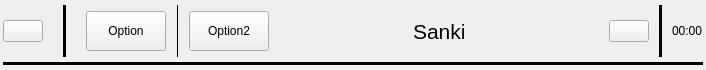
Before: the Qt Designer form components/statusBarC.ui in Szybet/sanki, drawn with Qt 5.
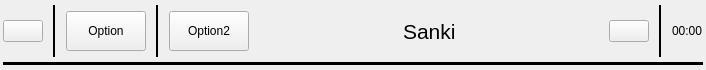
After: the same form once the commit is applied. Icons and pictures are not drawn.

The edit to the form file:
```diff
--- a/components/statusBarC.ui
+++ b/components/statusBarC.ui
@@ -99,11 +99,11 @@
         <enum>Qt::Horizontal</enum>
        </property>
        <property name="sizeType">
-        <enum>QSizePolicy::Minimum</enum>
+        <enum>QSizePolicy::Fixed</enum>
        </property>
        <property name="sizeHint" stdset="0">
         <size>
-         <width>20</width>
+         <width>10</width>
          <height>20</height>
         </size>
        </property>
@@ -115,7 +115,7 @@
         <enum>QFrame::Plain</enum>
        </property>
        <property name="lineWidth">
-        <number>5</number>
+        <number>2</number>
        </property>
        <property name="midLineWidth">
         <number>5</number>
@@ -131,11 +131,11 @@
         <enum>Qt::Horizontal</enum>
        </property>
        <property name="sizeType">
-        <enum>QSizePolicy::Minimum</enum>
+        <enum>QSizePolicy::Fixed</enum>
        </property>
        <property name="sizeHint" stdset="0">
         <size>
-         <width>20</width>
+         <width>10</width>
          <height>20</height>
         </size>
        </property>
@@ -202,6 +202,9 @@
        <property name="frameShadow">
         <enum>QFrame::Plain</enum>
        </property>
+       <property name="lineWidth">
+        <number>2</number>
+       </property>
        <property name="orientation">
         <enum>Qt::Vertical</enum>
        </property>
@@ -330,7 +333,7 @@
         <enum>Qt::Horizontal</enum>
        </property>
        <property name="sizeType">
-        <enum>QSizePolicy::Minimum</enum>
+        <enum>QSizePolicy::Fixed</enum>
        </property>
        <property name="sizeHint" stdset="0">
         <size>
@@ -346,7 +349,7 @@
         <enum>QFrame::Plain</enum>
        </property>
        <property name="lineWidth">
-        <number>4</number>
+        <number>2</number>
        </property>
        <property name="orientation">
         <enum>Qt::Vertical</enum>
@@ -359,7 +362,7 @@
         <enum>Qt::Horizontal</enum>
        </property>
        <property name="sizeType">
-        <enum>QSizePolicy::Minimum</enum>
+        <enum>QSizePolicy::Fixed</enum>
        </property>
        <property name="sizeHint" stdset="0">
         <size>
```
Left out of the diff: 1 changed line with no effect on the pictures.
